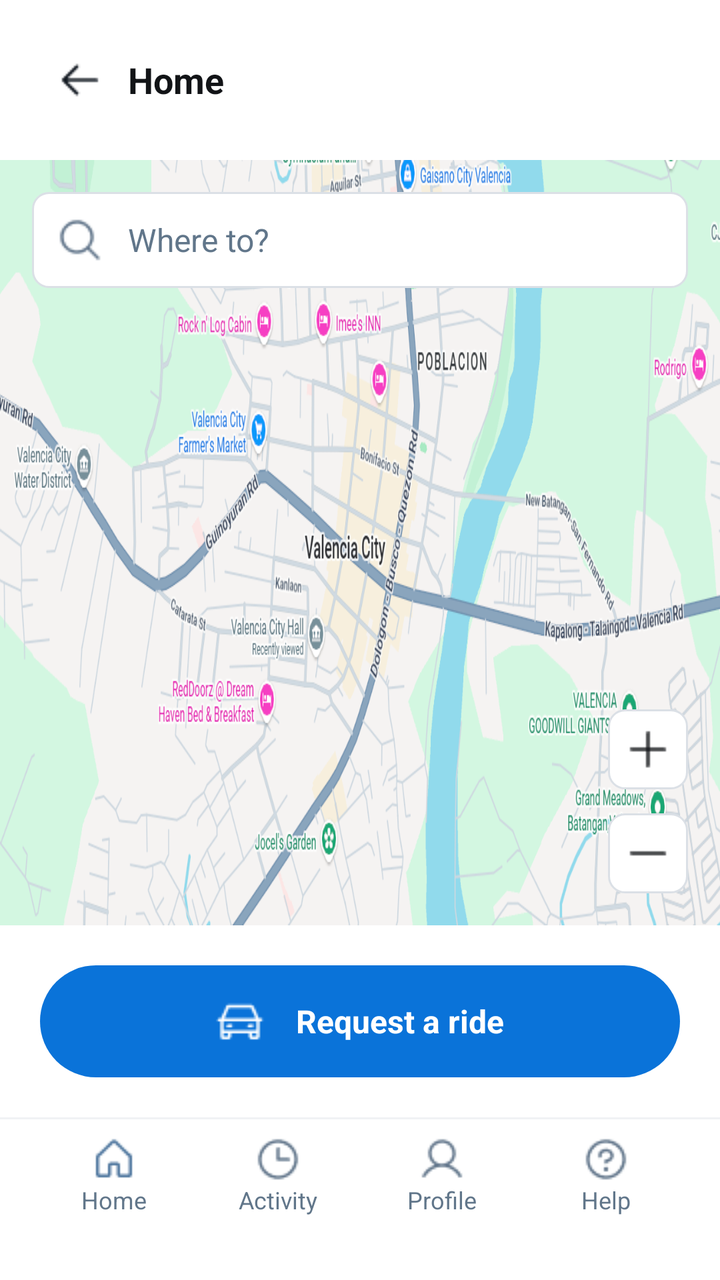
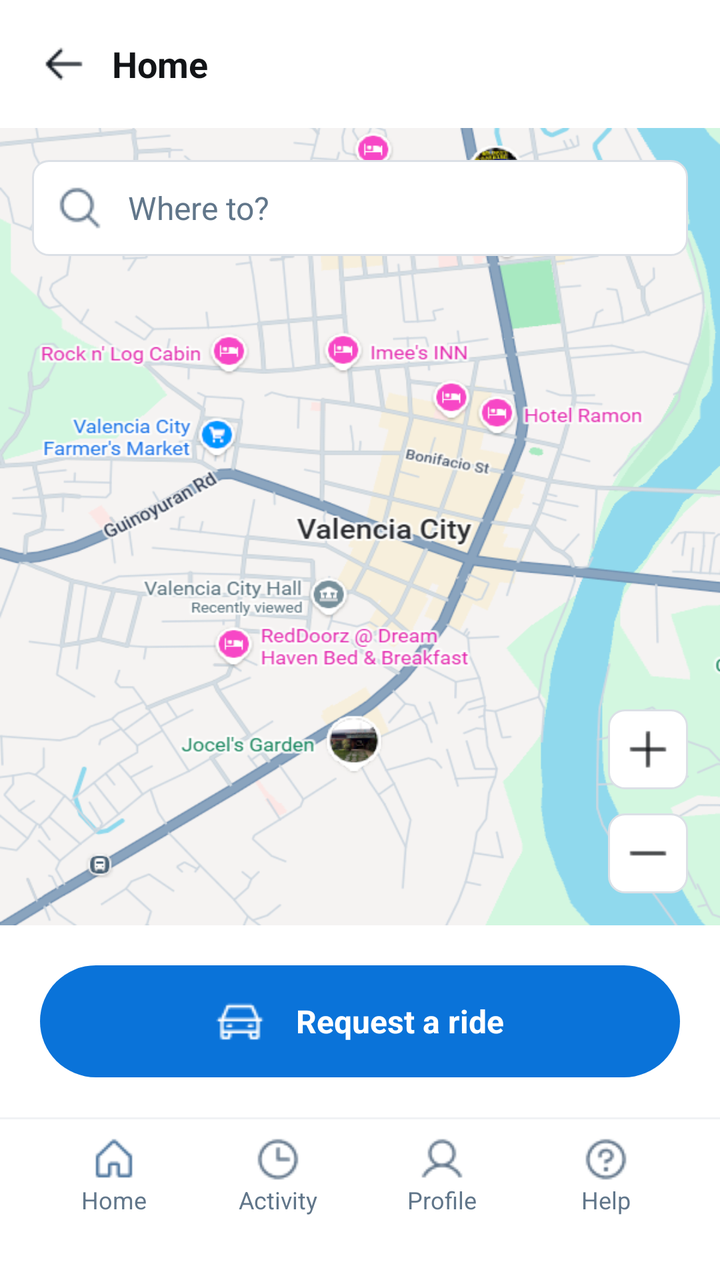

The first picture is an Android layout as it rendered before a commit; the second is the same layout after the commit. The layout source and the unified diff follow.
<!-- AndroidManifest.xml: application theme Theme.Tricycle_app -->
<!-- res/layout/usermaindashboard.xml -->
<?xml version="1.0" encoding="utf-8"?>
<LinearLayout xmlns:android="http://schemas.android.com/apk/res/android"
    android:layout_width="match_parent"
    android:layout_height="match_parent"
    android:orientation="vertical"
    android:background="#FFFFFF">

    <LinearLayout
        android:layout_width="match_parent"
        android:layout_height="wrap_content"
        android:orientation="horizontal"
        android:gravity="center_vertical"
        android:padding="16dp">

        <LinearLayout
            android:id="@+id/btnBack"
            android:layout_width="48dp"
            android:layout_height="48dp"
            android:gravity="center"
            android:clickable="true"
            android:focusable="true">

            <View
                android:layout_width="24dp"
                android:layout_height="24dp"
                android:background="@drawable/arrow"/>
        </LinearLayout>

        <TextView
            android:layout_width="wrap_content"
            android:layout_height="wrap_content"
            android:text="Home"
            android:textSize="18sp"
            android:textStyle="bold"
            android:textColor="#121417"/>
    </LinearLayout>

    <LinearLayout
        android:layout_width="match_parent"
        android:layout_height="0dp"
        android:layout_weight="1"
        android:background="@drawable/map"
        android:orientation="vertical"
        android:padding="16dp">

        <LinearLayout
            android:id="@+id/btnSearch"
            android:layout_width="match_parent"
            android:layout_height="wrap_content"
            android:background="@drawable/bg_rounded_border"
            android:clickable="true"
            android:focusable="true"
            android:gravity="center_vertical"
            android:orientation="horizontal"
            android:padding="12dp">

            <View
                android:layout_width="24dp"
                android:layout_height="24dp"
                android:layout_marginEnd="12dp"
                android:background="@drawable/magni" />

            <TextView
                android:layout_width="wrap_content"
                android:layout_height="wrap_content"
                android:text="Where to?"
                android:textColor="#61768A"
                android:textSize="16sp" />
        </LinearLayout>

        <View
            android:layout_width="match_parent"
            android:layout_height="0dp"
            android:layout_weight="1" />

        <LinearLayout
            android:layout_width="match_parent"
            android:layout_height="wrap_content"
            android:gravity="end"
            android:orientation="vertical">

            <LinearLayout
                android:layout_width="40dp"
                android:layout_height="40dp"
                android:layout_marginBottom="12dp"
                android:background="@drawable/bg_rounded_border"
                android:clickable="true"
                android:focusable="true"
                android:gravity="center">

                <View
                    android:layout_width="24dp"
                    android:layout_height="24dp"
                    android:background="@drawable/plus" />
            </LinearLayout>

            <LinearLayout
                android:layout_width="40dp"
                android:layout_height="40dp"
                android:background="@drawable/bg_rounded_border"
                android:clickable="true"
                android:focusable="true"
                android:gravity="center">

                <View
                    android:layout_width="24dp"
                    android:layout_height="24dp"
                    android:background="@drawable/minus" />
            </LinearLayout>
        </LinearLayout>
    </LinearLayout>

    <LinearLayout
        android:layout_width="match_parent"
        android:layout_height="wrap_content"
        android:orientation="vertical"
        android:padding="20dp">

        <LinearLayout
            android:id="@+id/btnRequestRide"
            android:layout_width="match_parent"
            android:layout_height="56dp"
            android:background="@drawable/bg_pill_blue"
            android:gravity="center"
            android:orientation="horizontal"
            android:clickable="true"
            android:focusable="true">

            <View
                android:layout_width="24dp"
                android:layout_height="24dp"
                android:layout_marginEnd="16dp"
                android:background="@drawable/whitecar" />

            <TextView
                android:layout_width="wrap_content"
                android:layout_height="wrap_content"
                android:text="Request a ride"
                android:textColor="#FFFFFF"
                android:textStyle="bold"
                android:textSize="16sp"/>
        </LinearLayout>
    </LinearLayout>

    <include layout="@layout/usernavbar" />

</LinearLayout>
<!-- res/layout/usernavbar.xml (included above) -->
<?xml version="1.0" encoding="utf-8"?>
<LinearLayout xmlns:android="http://schemas.android.com/apk/res/android"
    android:layout_width="match_parent"
    android:layout_height="wrap_content"
    android:orientation="vertical"
    android:background="#FFFFFF">

    <View
        android:layout_width="match_parent"
        android:layout_height="1dp"
        android:background="#F0F2F5"/>

    <LinearLayout
        android:layout_width="match_parent"
        android:layout_height="wrap_content"
        android:orientation="horizontal"
        android:paddingTop="8dp"
        android:paddingBottom="12dp"
        android:paddingStart="16dp"
        android:paddingEnd="16dp">

        <LinearLayout
            android:layout_width="0dp"
            android:layout_height="wrap_content"
            android:layout_weight="1"
            android:orientation="vertical"
            android:gravity="center">

            <View
                android:layout_width="24dp"
                android:layout_height="24dp"
                android:background="@drawable/home" />

            <TextView
                android:layout_width="wrap_content"
                android:layout_height="wrap_content"
                android:text="Home"
                android:textSize="12sp"
                android:textColor="#61768A"/>
        </LinearLayout>

        <LinearLayout
            android:layout_width="0dp"
            android:layout_height="wrap_content"
            android:layout_weight="1"
            android:orientation="vertical"
            android:gravity="center">

            <View
                android:layout_width="24dp"
                android:layout_height="24dp"
                android:background="@drawable/clock" />

            <TextView
                android:layout_width="wrap_content"
                android:layout_height="wrap_content"
                android:text="Activity"
                android:textSize="12sp"
                android:textColor="#61768A"/>
        </LinearLayout>

        <LinearLayout
            android:layout_width="0dp"
            android:layout_height="wrap_content"
            android:layout_weight="1"
            android:orientation="vertical"
            android:gravity="center">

            <View
                android:layout_width="24dp"
                android:layout_height="24dp"
                android:background="@drawable/profile" />

            <TextView
                android:layout_width="wrap_content"
                android:layout_height="wrap_content"
                android:text="Profile"
                android:textColor="#61768A"
                android:textSize="12sp"
                android:textStyle="normal" />
        </LinearLayout>

        <LinearLayout
            android:layout_width="0dp"
            android:layout_height="wrap_content"
            android:layout_weight="1"
            android:orientation="vertical"
            android:gravity="center">

            <View
                android:layout_width="24dp"
                android:layout_height="24dp"
                android:background="@drawable/help" />

            <TextView
                android:layout_width="wrap_content"
                android:layout_height="wrap_content"
                android:text="Help"
                android:textSize="12sp"
                android:textColor="#61768A"/>
        </LinearLayout>

    </LinearLayout>

    <View
        android:layout_width="match_parent"
        android:layout_height="20dp"
        android:background="#FFFFFF"/>

</LinearLayout>
<!-- resources referenced by this layout -->
<resources>
  <!-- drawable arrow: png bitmap (drawable, 284 bytes) -->
  <!-- drawable bg_pill_blue (drawable) -->
  <?xml version="1.0" encoding="utf-8"?>
  <shape xmlns:android="http://schemas.android.com/apk/res/android"
      android:shape="rectangle">
      <solid android:color="#0A73D9" /> <corners android:radius="100dp" /> </shape>
  <!-- drawable bg_rounded_border (drawable) -->
  <?xml version="1.0" encoding="utf-8"?>
  <shape xmlns:android="http://schemas.android.com/apk/res/android"
      android:shape="rectangle">
  
      <solid android:color="#FFFFFF"/>
  
      <corners android:radius="8dp"/>
  
      <stroke
          android:width="1dp"
          android:color="#DBE0E6"/>
  
  </shape>
  <!-- drawable clock: png bitmap (drawable, 664 bytes) -->
  <!-- drawable help: png bitmap (drawable, 764 bytes) -->
  <!-- drawable home: png bitmap (drawable, 468 bytes) -->
  <!-- drawable magni: png bitmap (drawable, 614 bytes) -->
  <!-- drawable map: png bitmap (drawable, 265506 bytes) -->
  <!-- drawable minus: png bitmap (drawable, 175 bytes) -->
  <!-- drawable plus: png bitmap (drawable, 238 bytes) -->
  <!-- drawable profile: png bitmap (drawable, 661 bytes) -->
  <!-- drawable whitecar: png bitmap (drawable, 402 bytes) -->
  <style name="Theme.Tricycle_app" parent="Base.Theme.Tricycle_app" />
  <style name="Base.Theme.Tricycle_app" parent="Theme.Material3.DayNight.NoActionBar">
          
          
      </style>
</resources>

<!-- the commit's change to res/layout/usermaindashboard.xml (unified diff, before → after) -->
@@ -10,7 +10,7 @@
         android:layout_height="wrap_content"
         android:orientation="horizontal"
         android:gravity="center_vertical"
-        android:padding="16dp">
+        android:padding="8dp">
 
         <LinearLayout
             android:id="@+id/btnBack"
@@ -39,7 +39,7 @@
         android:layout_width="match_parent"
         android:layout_height="0dp"
         android:layout_weight="1"
-        android:background="@drawable/map"
+        android:background="@drawable/mapver"
         android:orientation="vertical"
         android:padding="16dp">
 
@@ -168,11 +168,14 @@
         android:paddingEnd="16dp">
 
         <LinearLayout
-            android:layout_width="0dp"
-            android:layout_height="wrap_content"
-            android:layout_weight="1"
-            android:orientation="vertical"
-            android:gravity="center">
+            android:id="@+id/nav_home"
+            android:layout_width="0dp"
+            android:layout_height="wrap_content"
+            android:layout_weight="1"
+            android:orientation="vertical"
+            android:gravity="center"
+            android:clickable="true"
+            android:focusable="true">
 
             <View
                 android:layout_width="24dp"
@@ -188,11 +191,14 @@
         </LinearLayout>
 
         <LinearLayout
-            android:layout_width="0dp"
-            android:layout_height="wrap_content"
-            android:layout_weight="1"
-            android:orientation="vertical"
-            android:gravity="center">
+            android:id="@+id/nav_activity"
+            android:layout_width="0dp"
+            android:layout_height="wrap_content"
+            android:layout_weight="1"
+            android:orientation="vertical"
+            android:gravity="center"
+            android:clickable="true"
+            android:focusable="true">
 
             <View
                 android:layout_width="24dp"
@@ -208,11 +214,14 @@
         </LinearLayout>
 
         <LinearLayout
-            android:layout_width="0dp"
-            android:layout_height="wrap_content"
-            android:layout_weight="1"
-            android:orientation="vertical"
-            android:gravity="center">
+            android:id="@+id/nav_profile"
+            android:layout_width="0dp"
+            android:layout_height="wrap_content"
+            android:layout_weight="1"
+            android:orientation="vertical"
+            android:gravity="center"
+            android:clickable="true"
+            android:focusable="true">
 
             <View
                 android:layout_width="24dp"
@@ -229,11 +238,14 @@
         </LinearLayout>
 
         <LinearLayout
-            android:layout_width="0dp"
-            android:layout_height="wrap_content"
-            android:layout_weight="1"
-            android:orientation="vertical"
-            android:gravity="center">
+            android:id="@+id/nav_help"
+            android:layout_width="0dp"
+            android:layout_height="wrap_content"
+            android:layout_weight="1"
+            android:orientation="vertical"
+            android:gravity="center"
+            android:clickable="true"
+            android:focusable="true">
 
             <View
                 android:layout_width="24dp"
<!-- resource entries referenced after the edit -->
@@ -24,7 +24,7 @@
   <!-- drawable help: png bitmap (drawable, 764 bytes) -->
   <!-- drawable home: png bitmap (drawable, 468 bytes) -->
   <!-- drawable magni: png bitmap (drawable, 614 bytes) -->
-  <!-- drawable map: png bitmap (drawable, 265506 bytes) -->
+  <!-- drawable mapver: png bitmap (drawable, 175316 bytes) -->
   <!-- drawable minus: png bitmap (drawable, 175 bytes) -->
   <!-- drawable plus: png bitmap (drawable, 238 bytes) -->
   <!-- drawable profile: png bitmap (drawable, 661 bytes) -->
